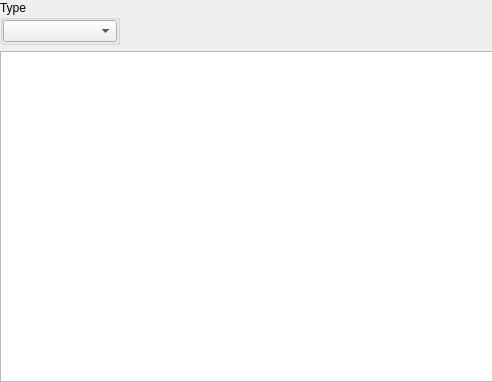
Old version of the form SearchValues/searchvalueswidget.ui in the repository horsicq/FormatWidgets; both pictures show x 0 to 492 and y 0 to 382 of the 833 by 382 pixel window.
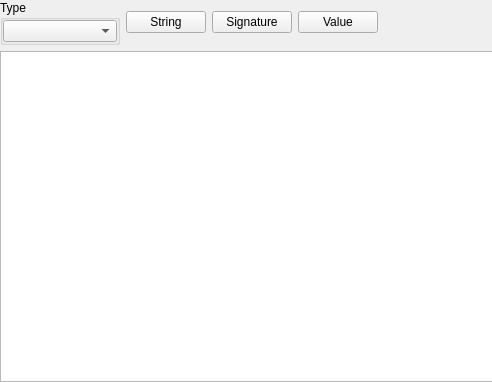
New version of the form.

Diff of the .ui file:
```diff
--- a/SearchValues/searchvalueswidget.ui
+++ b/SearchValues/searchvalueswidget.ui
@@ -58,6 +58,27 @@
        </layout>
       </widget>
      </item>
+     <item>
+      <widget class="QPushButton" name="pushButtonSearchString">
+       <property name="text">
+        <string>String</string>
+       </property>
+      </widget>
+     </item>
+     <item>
+      <widget class="QPushButton" name="pushButtonSearchSignature">
+       <property name="text">
+        <string>Signature</string>
+       </property>
+      </widget>
+     </item>
+     <item>
+      <widget class="QPushButton" name="pushButtonSearchValue">
+       <property name="text">
+        <string>Value</string>
+       </property>
+      </widget>
+     </item>
      <item>
       <spacer name="horizontalSpacer_2">
        <property name="orientation">
```
